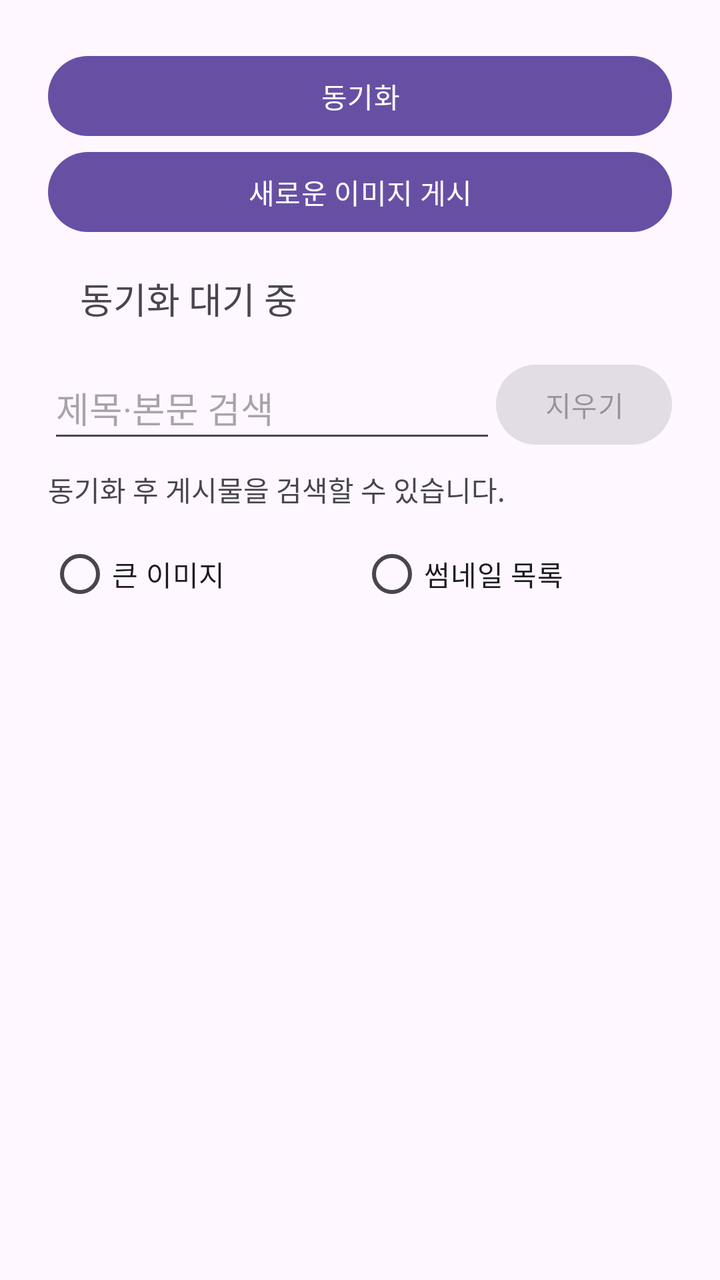
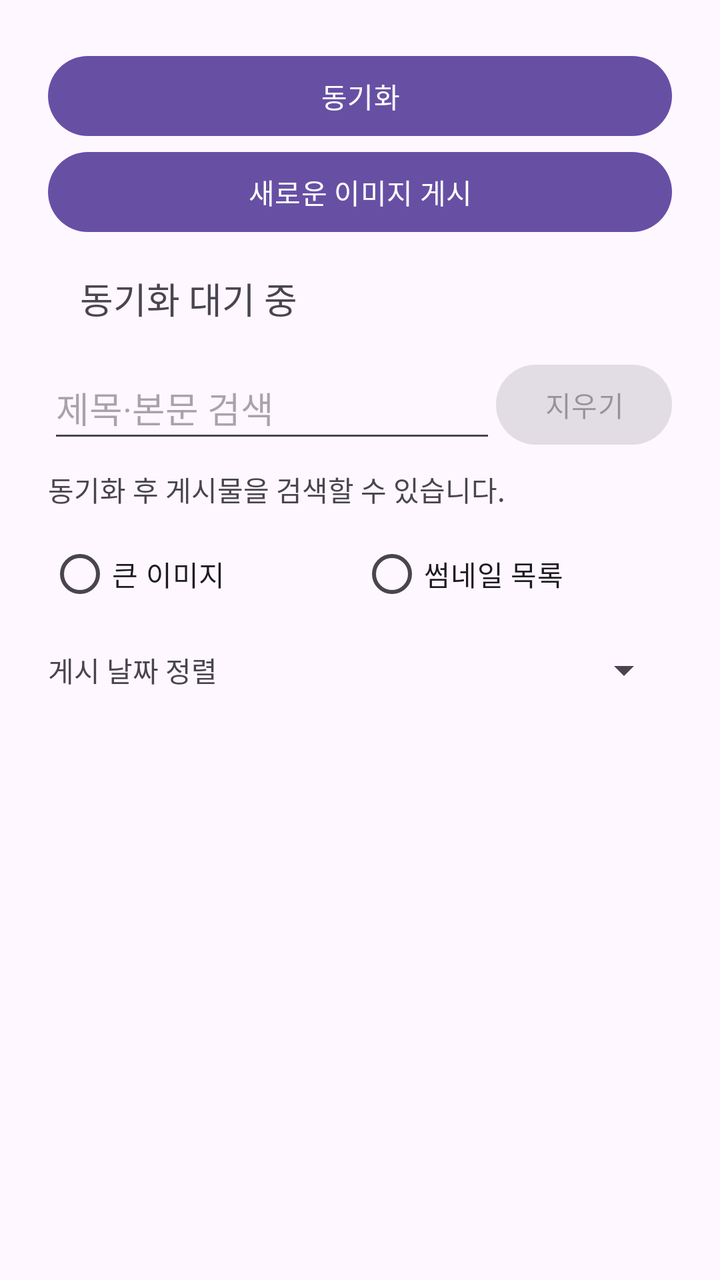

Two renders of the same Android screen: before a commit and after it. Below are the layout's source before the change and the commit's diff.
<!-- AndroidManifest.xml: application theme Theme.PhotoViewer -->
<!-- res/layout/activity_main.xml -->
<?xml version="1.0" encoding="utf-8"?>
<LinearLayout xmlns:android="http://schemas.android.com/apk/res/android"
    android:id="@+id/main_root"
    android:layout_width="match_parent"
    android:layout_height="match_parent"
    android:orientation="vertical"
    android:focusableInTouchMode="true"
    android:padding="24dp">

    <Button
        android:id="@+id/btn_load"
        android:layout_width="match_parent"
        android:layout_height="wrap_content"
        android:text="@string/sync" />

    <Button
        android:id="@+id/btn_save"
        android:layout_width="match_parent"
        android:layout_height="wrap_content"
        android:text="@string/upload_open" />

    <TextView
        android:id="@+id/textView"
        android:layout_width="match_parent"
        android:layout_height="wrap_content"
        android:padding="16dp"
        android:text="@string/sync_waiting"
        android:textSize="18sp" />

    <LinearLayout
        android:layout_width="match_parent"
        android:layout_height="wrap_content"
        android:orientation="horizontal"
        android:gravity="center_vertical">

        <EditText
            android:id="@+id/search_input"
            android:layout_width="0dp"
            android:layout_height="wrap_content"
            android:layout_weight="1"
            android:minHeight="48dp"
            android:hint="@string/search_hint"
            android:inputType="text"
            android:imeOptions="actionSearch"
            android:maxLines="1"
            android:maxLength="200" />

        <Button
            android:id="@+id/search_clear"
            android:layout_width="wrap_content"
            android:layout_height="wrap_content"
            android:text="@string/search_clear"
            android:enabled="false" />
    </LinearLayout>

    <TextView
        android:id="@+id/search_summary"
        android:layout_width="match_parent"
        android:layout_height="wrap_content"
        android:paddingTop="8dp"
        android:paddingBottom="8dp"
        android:accessibilityLiveRegion="polite"
        android:text="@string/search_sync_first" />

    <RadioGroup
        android:id="@+id/view_mode_group"
        android:layout_width="match_parent"
        android:layout_height="wrap_content"
        android:orientation="horizontal">

        <RadioButton
            android:id="@+id/view_mode_large"
            android:layout_width="0dp"
            android:layout_height="wrap_content"
            android:layout_weight="1"
            android:minHeight="48dp"
            android:text="@string/view_mode_large" />

        <RadioButton
            android:id="@+id/view_mode_thumbnail"
            android:layout_width="0dp"
            android:layout_height="wrap_content"
            android:layout_weight="1"
            android:minHeight="48dp"
            android:text="@string/view_mode_thumbnail" />
    </RadioGroup>

    <androidx.recyclerview.widget.RecyclerView
        android:id="@+id/recyclerView"
        android:layout_width="match_parent"
        android:layout_height="0dp"
        android:layout_weight="1"
        android:layout_marginTop="8dp" />

</LinearLayout>
<!-- resources referenced by this layout -->
<resources>
  <string name="search_clear">지우기</string>
  <string name="search_hint">제목·본문 검색</string>
  <string name="search_sync_first">동기화 후 게시물을 검색할 수 있습니다.</string>
  <string name="sync">동기화</string>
  <string name="sync_waiting">동기화 대기 중</string>
  <string name="upload_open">새로운 이미지 게시</string>
  <string name="view_mode_large">큰 이미지</string>
  <string name="view_mode_thumbnail">썸네일 목록</string>
  <style name="Theme.PhotoViewer" parent="Base.Theme.PhotoViewer" />
  <style name="Base.Theme.PhotoViewer" parent="Theme.Material3.DayNight.NoActionBar">
          
          
      </style>
</resources>

<!-- the commit's change to res/layout/activity_main.xml (unified diff, before → after) -->
@@ -85,6 +85,25 @@
             android:text="@string/view_mode_thumbnail" />
     </RadioGroup>
 
+    <LinearLayout
+        android:layout_width="match_parent"
+        android:layout_height="wrap_content"
+        android:orientation="horizontal"
+        android:gravity="center_vertical">
+        <TextView
+            android:layout_width="wrap_content"
+            android:layout_height="wrap_content"
+            android:labelFor="@id/sort_order"
+            android:text="@string/sort_label" />
+        <Spinner
+            android:id="@+id/sort_order"
+            android:layout_width="0dp"
+            android:layout_height="48dp"
+            android:layout_weight="1"
+            android:spinnerMode="dropdown"
+            android:contentDescription="@string/sort_label" />
+    </LinearLayout>
+
     <androidx.recyclerview.widget.RecyclerView
         android:id="@+id/recyclerView"
         android:layout_width="match_parent"
<!-- resource entries referenced after the edit -->
@@ -3,6 +3,7 @@
   <string name="search_clear">지우기</string>
   <string name="search_hint">제목·본문 검색</string>
   <string name="search_sync_first">동기화 후 게시물을 검색할 수 있습니다.</string>
+  <string name="sort_label">게시 날짜 정렬</string>
   <string name="sync">동기화</string>
   <string name="sync_waiting">동기화 대기 중</string>
   <string name="upload_open">새로운 이미지 게시</string>
